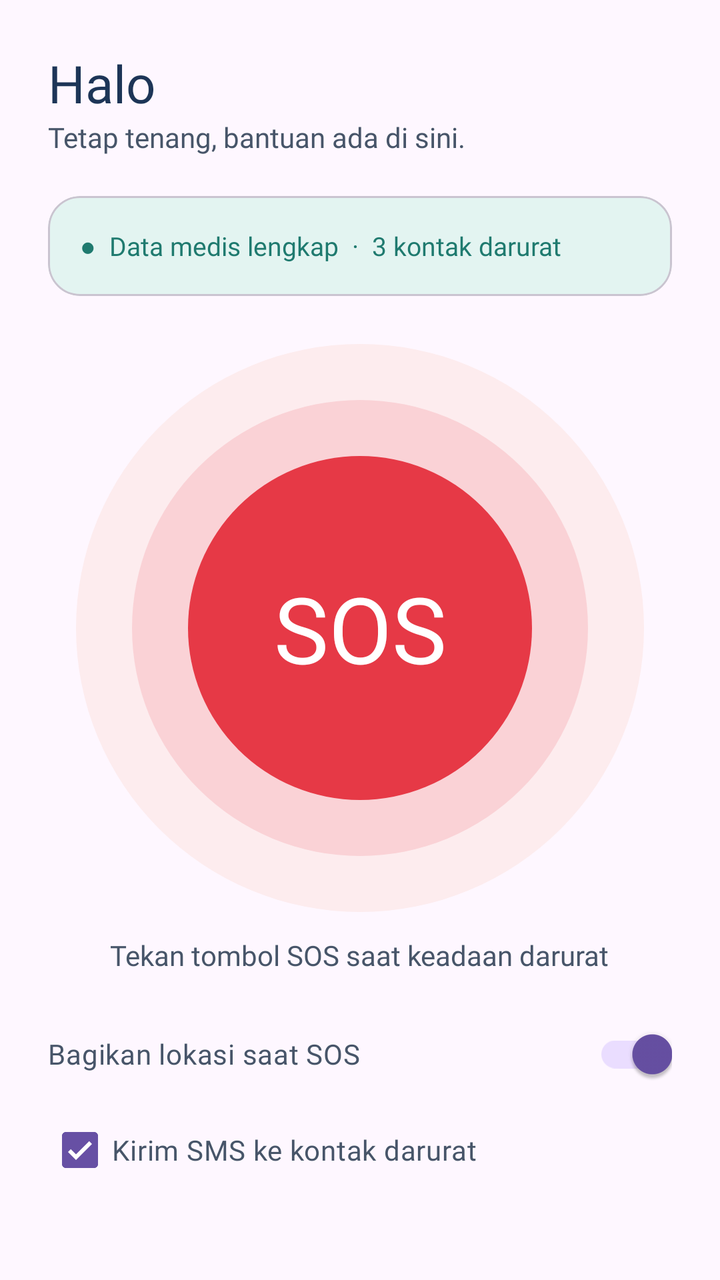
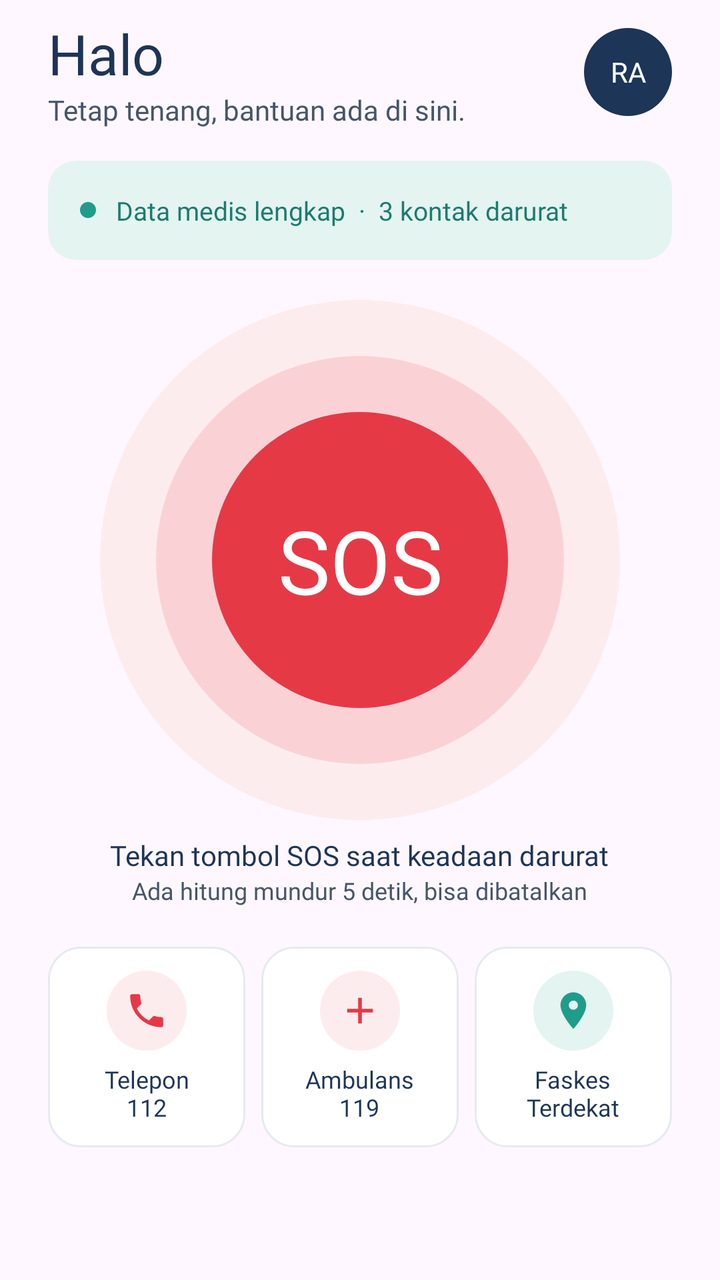

An Android layout rendered at two revisions. The XML below is the earlier revision; the diff shows what the commit changed to produce the second picture.
<!-- AndroidManifest.xml: application theme Theme.MedAlert_Flora -->
<!-- res/layout/fragment_home.xml -->
<?xml version="1.0" encoding="utf-8"?>
<ScrollView xmlns:android="http://schemas.android.com/apk/res/android"
    xmlns:app="http://schemas.android.com/apk/res-auto"
    android:layout_width="match_parent"
    android:layout_height="match_parent"
    android:fillViewport="true">

    <LinearLayout
        android:layout_width="match_parent"
        android:layout_height="wrap_content"
        android:orientation="vertical"
        android:paddingBottom="24dp">

        <TextView
            android:id="@+id/tvGreeting"
            android:layout_width="wrap_content"
            android:layout_height="wrap_content"
            android:layout_marginStart="24dp"
            android:layout_marginTop="24dp"
            android:fontFamily="@font/poppins_bold"
            android:text="Halo"
            android:textColor="@color/medalert_blue"
            android:textSize="26sp" />

        <TextView
            android:id="@+id/tvSubtitle"
            android:layout_width="wrap_content"
            android:layout_height="wrap_content"
            android:layout_marginStart="24dp"
            android:fontFamily="@font/inter_regular"
            android:text="Tetap tenang, bantuan ada di sini."
            android:textColor="@color/medalert_gray"
            android:textSize="14sp" />

        <com.google.android.material.card.MaterialCardView
            android:id="@+id/cardStatus"
            android:layout_width="match_parent"
            android:layout_height="wrap_content"
            android:layout_marginStart="24dp"
            android:layout_marginTop="20dp"
            android:layout_marginEnd="24dp"
            app:cardBackgroundColor="@color/medalert_green_light"
            app:cardCornerRadius="16dp"
            app:cardElevation="0dp">

            <TextView
                android:id="@+id/tvStatus"
                android:layout_width="match_parent"
                android:layout_height="wrap_content"
                android:fontFamily="@font/inter_regular"
                android:padding="16dp"
                android:text="●  Data medis lengkap  ·  3 kontak darurat"
                android:textColor="#1F7A6F"
                android:textSize="13sp" />
        </com.google.android.material.card.MaterialCardView>

        
        <TextView
            android:id="@+id/tvSos"
            android:layout_width="284dp"
            android:layout_height="284dp"
            android:layout_gravity="center_horizontal"
            android:layout_marginTop="24dp"
            android:background="@drawable/bg_sos"
            android:fontFamily="@font/poppins_bold"
            android:gravity="center"
            android:text="SOS"
            android:textColor="#FFFFFF"
            android:textSize="46sp" />

        <TextView
            android:layout_width="wrap_content"
            android:layout_height="wrap_content"
            android:layout_gravity="center_horizontal"
            android:layout_marginTop="12dp"
            android:fontFamily="@font/inter_regular"
            android:text="Tekan tombol SOS saat keadaan darurat"
            android:textColor="@color/medalert_gray"
            android:textSize="14sp" />

        <ProgressBar
            android:id="@+id/progressSos"
            style="?android:attr/progressBarStyleHorizontal"
            android:layout_width="match_parent"
            android:layout_height="wrap_content"
            android:layout_marginStart="24dp"
            android:layout_marginTop="12dp"
            android:layout_marginEnd="24dp"
            android:max="100"
            android:progressTint="@color/medalert_red"
            android:visibility="gone" />

        <com.google.android.material.switchmaterial.SwitchMaterial
            android:id="@+id/switchLocation"
            android:layout_width="match_parent"
            android:layout_height="wrap_content"
            android:layout_marginStart="24dp"
            android:layout_marginTop="16dp"
            android:layout_marginEnd="24dp"
            android:checked="true"
            android:fontFamily="@font/inter_regular"
            android:text="Bagikan lokasi saat SOS"
            android:textColor="@color/medalert_gray" />

        <CheckBox
            android:id="@+id/cbSms"
            android:layout_width="wrap_content"
            android:layout_height="wrap_content"
            android:layout_marginStart="24dp"
            android:checked="true"
            android:fontFamily="@font/inter_regular"
            android:text="Kirim SMS ke kontak darurat"
            android:textColor="@color/medalert_gray" />
    </LinearLayout>
</ScrollView>
<!-- resources referenced by this layout -->
<resources>
  <color name="medalert_blue">#1D3557</color>
  <color name="medalert_gray">#475569</color>
  <color name="medalert_green_light">#E3F4F1</color>
  <color name="medalert_red">#E63946</color>
  <style name="Theme.MedAlert_Flora" parent="Base.Theme.MedAlert_Flora" />
  <style name="Base.Theme.MedAlert_Flora" parent="Theme.Material3.DayNight.NoActionBar">
          
          
      </style>
  <!-- unchanged entries left out for length: 1 -->
</resources>

<!-- the commit's change to res/layout/fragment_home.xml (unified diff, before → after) -->
@@ -1,6 +1,5 @@
 <?xml version="1.0" encoding="utf-8"?>
 <ScrollView xmlns:android="http://schemas.android.com/apk/res/android"
-    xmlns:app="http://schemas.android.com/apk/res-auto"
     android:layout_width="match_parent"
     android:layout_height="match_parent"
     android:fillViewport="true">
@@ -9,47 +8,77 @@
         android:layout_width="match_parent"
         android:layout_height="wrap_content"
         android:orientation="vertical"
-        android:paddingBottom="24dp">
-
-        <TextView
-            android:id="@+id/tvGreeting"
-            android:layout_width="wrap_content"
+        android:paddingBottom="16dp">
+
+        
+        <LinearLayout
+            android:layout_width="match_parent"
             android:layout_height="wrap_content"
             android:layout_marginStart="24dp"
-            android:layout_marginTop="24dp"
-            android:fontFamily="@font/poppins_bold"
-            android:text="Halo"
-            android:textColor="@color/medalert_blue"
-            android:textSize="26sp" />
-
-        <TextView
-            android:id="@+id/tvSubtitle"
-            android:layout_width="wrap_content"
+            android:layout_marginTop="8dp"
+            android:layout_marginEnd="24dp"
+            android:gravity="center_vertical"
+            android:orientation="horizontal">
+
+            <LinearLayout
+                android:layout_width="0dp"
+                android:layout_height="wrap_content"
+                android:layout_weight="1"
+                android:orientation="vertical">
+
+                <TextView
+                    android:id="@+id/tvGreeting"
+                    android:layout_width="wrap_content"
+                    android:layout_height="wrap_content"
+                    android:fontFamily="@font/poppins_bold"
+                    android:text="Halo"
+                    android:textColor="@color/medalert_blue"
+                    android:textSize="28sp" />
+
+                <TextView
+                    android:layout_width="wrap_content"
+                    android:layout_height="wrap_content"
+                    android:fontFamily="@font/inter_regular"
+                    android:text="Tetap tenang, bantuan ada di sini."
+                    android:textColor="@color/medalert_gray"
+                    android:textSize="14sp" />
+            </LinearLayout>
+
+            <TextView
+                android:id="@+id/tvAvatar"
+                android:layout_width="44dp"
+                android:layout_height="44dp"
+                android:background="@drawable/bg_avatar_navy"
+                android:fontFamily="@font/poppins_bold"
+                android:gravity="center"
+                android:text="RA"
+                android:textColor="#FFFFFF"
+                android:textSize="14sp" />
+        </LinearLayout>
+
+        
+        <com.google.android.material.card.MaterialCardView
+            xmlns:app="http://schemas.android.com/apk/res-auto"
+            android:layout_width="match_parent"
             android:layout_height="wrap_content"
             android:layout_marginStart="24dp"
-            android:fontFamily="@font/inter_regular"
-            android:text="Tetap tenang, bantuan ada di sini."
-            android:textColor="@color/medalert_gray"
-            android:textSize="14sp" />
-
-        <com.google.android.material.card.MaterialCardView
-            android:id="@+id/cardStatus"
-            android:layout_width="match_parent"
-            android:layout_height="wrap_content"
-            android:layout_marginStart="24dp"
-            android:layout_marginTop="20dp"
+            android:layout_marginTop="16dp"
             android:layout_marginEnd="24dp"
             app:cardBackgroundColor="@color/medalert_green_light"
-            app:cardCornerRadius="16dp"
-            app:cardElevation="0dp">
+            app:cardCornerRadius="14dp"
+            app:cardElevation="0dp"
+            app:strokeWidth="0dp">
 
             <TextView
                 android:id="@+id/tvStatus"
                 android:layout_width="match_parent"
                 android:layout_height="wrap_content"
+                android:drawableStart="@drawable/dot_teal"
+                android:drawablePadding="10dp"
                 android:fontFamily="@font/inter_regular"
+                android:gravity="center_vertical"
                 android:padding="16dp"
-                android:text="●  Data medis lengkap  ·  3 kontak darurat"
+                android:text="Data medis lengkap  ·  3 kontak darurat"
                 android:textColor="#1F7A6F"
                 android:textSize="13sp" />
         </com.google.android.material.card.MaterialCardView>
@@ -57,59 +86,143 @@
         
         <TextView
             android:id="@+id/tvSos"
-            android:layout_width="284dp"
-            android:layout_height="284dp"
+            android:layout_width="260dp"
+            android:layout_height="260dp"
             android:layout_gravity="center_horizontal"
-            android:layout_marginTop="24dp"
+            android:layout_marginTop="20dp"
             android:background="@drawable/bg_sos"
             android:fontFamily="@font/poppins_bold"
             android:gravity="center"
             android:text="SOS"
             android:textColor="#FFFFFF"
-            android:textSize="46sp" />
+            android:textSize="44sp" />
 
         <TextView
             android:layout_width="wrap_content"
             android:layout_height="wrap_content"
             android:layout_gravity="center_horizontal"
-            android:layout_marginTop="12dp"
+            android:layout_marginTop="8dp"
             android:fontFamily="@font/inter_regular"
             android:text="Tekan tombol SOS saat keadaan darurat"
+            android:textColor="@color/medalert_blue"
+            android:textSize="14sp" />
+
+        <TextView
+            android:layout_width="wrap_content"
+            android:layout_height="wrap_content"
+            android:layout_gravity="center_horizontal"
+            android:fontFamily="@font/inter_regular"
+            android:text="Ada hitung mundur 5 detik, bisa dibatalkan"
             android:textColor="@color/medalert_gray"
-            android:textSize="14sp" />
-
-        <ProgressBar
-            android:id="@+id/progressSos"
-            style="?android:attr/progressBarStyleHorizontal"
+            android:textSize="12sp" />
+
+        
+        <LinearLayout
             android:layout_width="match_parent"
             android:layout_height="wrap_content"
-            android:layout_marginStart="24dp"
-            android:layout_marginTop="12dp"
-            android:layout_marginEnd="24dp"
-            android:max="100"
-            android:progressTint="@color/medalert_red"
-            android:visibility="gone" />
-
-        <com.google.android.material.switchmaterial.SwitchMaterial
-            android:id="@+id/switchLocation"
-            android:layout_width="match_parent"
-            android:layout_height="wrap_content"
-            android:layout_marginStart="24dp"
-            android:layout_marginTop="16dp"
-            android:layout_marginEnd="24dp"
-            android:checked="true"
-            android:fontFamily="@font/inter_regular"
-            android:text="Bagikan lokasi saat SOS"
-            android:textColor="@color/medalert_gray" />
-
-        <CheckBox
-            android:id="@+id/cbSms"
-            android:layout_width="wrap_content"
-            android:layout_height="wrap_content"
-            android:layout_marginStart="24dp"
-            android:checked="true"
-            android:fontFamily="@font/inter_regular"
-            android:text="Kirim SMS ke kontak darurat"
-            android:textColor="@color/medalert_gray" />
+            android:layout_marginStart="20dp"
+            android:layout_marginTop="20dp"
+            android:layout_marginEnd="20dp"
+            android:orientation="horizontal">
+
+            <LinearLayout
+                android:id="@+id/cardCall"
+                android:layout_width="0dp"
+                android:layout_height="wrap_content"
+                android:layout_marginStart="4dp"
+                android:layout_marginEnd="4dp"
+                android:layout_weight="1"
+                android:background="@drawable/bg_card"
+                android:clickable="true"
+                android:focusable="true"
+                android:gravity="center"
+                android:orientation="vertical"
+                android:padding="12dp">
+
+                <ImageView
+                    android:layout_width="40dp"
+                    android:layout_height="40dp"
+                    android:background="@drawable/bg_icon_pink_circle"
+                    android:contentDescription="Telepon 112"
+                    android:padding="9dp"
+                    android:src="@drawable/ic_phone" />
+
+                <TextView
+                    android:layout_width="wrap_content"
+                    android:layout_height="wrap_content"
+                    android:layout_marginTop="6dp"
+                    android:fontFamily="@font/poppins_bold"
+                    android:gravity="center"
+                    android:text="Telepon\n112"
+                    android:textColor="@color/medalert_blue"
+                    android:textSize="12sp" />
+            </LinearLayout>
+
+            <LinearLayout
+                android:id="@+id/cardAmbulance"
+                android:layout_width="0dp"
+                android:layout_height="wrap_content"
+                android:layout_marginStart="4dp"
+                android:layout_marginEnd="4dp"
+                android:layout_weight="1"
+                android:background="@drawable/bg_card"
+                android:clickable="true"
+                android:focusable="true"
+                android:gravity="center"
+                android:orientation="vertical"
+                android:padding="12dp">
+
+                <ImageView
+                    android:layout_width="40dp"
+                    android:layout_height="40dp"
+                    android:background="@drawable/bg_icon_pink_circle"
+                    android:contentDescription="Ambulans 119"
+                    android:padding="9dp"
+                    android:src="@drawable/ic_cross" />
+
+                <TextView
+                    android:layout_width="wrap_content"
+                    android:layout_height="wrap_content"
+                    android:layout_marginTop="6dp"
+                    android:fontFamily="@font/poppins_bold"
+                    android:gravity="center"
+                    android:text="Ambulans\n119"
+                    android:textColor="@color/medalert_blue"
+                    android:textSize="12sp" />
+            </LinearLayout>
+
+            <LinearLayout
+                android:id="@+id/cardFaskes"
+                android:layout_width="0dp"
+                android:layout_height="wrap_content"
+                android:layout_marginStart="4dp"
+                android:layout_marginEnd="4dp"
+                android:layout_weight="1"
+                android:background="@drawable/bg_card"
+                android:clickable="true"
+                android:focusable="true"
+                android:gravity="center"
+                android:orientation="vertical"
+                android:padding="12dp">
+
+                <ImageView
+                    android:layout_width="40dp"
+                    android:layout_height="40dp"
+                    android:background="@drawable/bg_icon_teal_circle"
+                    android:contentDescription="Faskes Terdekat"
+                    android:padding="9dp"
+                    android:src="@drawable/ic_pin" />
+
+                <TextView
+                    android:layout_width="wrap_content"
+                    android:layout_height="wrap_content"
+                    android:layout_marginTop="6dp"
+                    android:fontFamily="@font/poppins_bold"
+                    android:gravity="center"
+                    android:text="Faskes\nTerdekat"
+                    android:textColor="@color/medalert_blue"
+                    android:textSize="12sp" />
+            </LinearLayout>
+        </LinearLayout>
     </LinearLayout>
 </ScrollView>
<!-- resource entries referenced after the edit -->
@@ -3,8 +3,58 @@
   <color name="medalert_blue">#1D3557</color>
   <color name="medalert_gray">#475569</color>
   <color name="medalert_green_light">#E3F4F1</color>
+  <!-- drawable bg_avatar_navy (drawable) -->
+  <?xml version="1.0" encoding="utf-8"?>
+  <shape xmlns:android="http://schemas.android.com/apk/res/android" android:shape="oval">
+      <solid android:color="@color/medalert_blue" />
+  </shape>
+  <!-- drawable bg_card (drawable) -->
+  <?xml version="1.0" encoding="utf-8"?>
+  <shape xmlns:android="http://schemas.android.com/apk/res/android" android:shape="rectangle">
+      <solid android:color="#FFFFFF" />
+      <corners android:radius="16dp" />
+      <stroke android:width="1dp" android:color="@color/medalert_stroke" />
+  </shape>
+  <!-- drawable bg_icon_pink_circle (drawable) -->
+  <?xml version="1.0" encoding="utf-8"?>
+  <shape xmlns:android="http://schemas.android.com/apk/res/android" android:shape="oval">
+      <solid android:color="@color/medalert_red_light" />
+  </shape>
+  <!-- drawable bg_icon_teal_circle (drawable) -->
+  <?xml version="1.0" encoding="utf-8"?>
+  <shape xmlns:android="http://schemas.android.com/apk/res/android" android:shape="oval">
+      <solid android:color="@color/medalert_teal_light" />
+  </shape>
+  <!-- drawable dot_teal (drawable) -->
+  <?xml version="1.0" encoding="utf-8"?>
+  <shape xmlns:android="http://schemas.android.com/apk/res/android" android:shape="oval">
+      <solid android:color="@color/medalert_teal" />
+      <size android:width="8dp" android:height="8dp" />
+  </shape>
+  <!-- drawable ic_cross (drawable) -->
+  <?xml version="1.0" encoding="utf-8"?>
+  <vector xmlns:android="http://schemas.android.com/apk/res/android"
+      android:width="24dp" android:height="24dp" android:viewportWidth="24" android:viewportHeight="24">
+      <path android:fillColor="@color/medalert_red" android:pathData="M19,13h-6v6h-2v-6H5v-2h6V5h2v6h6v2z" />
+  </vector>
+  <!-- drawable ic_phone (drawable) -->
+  <?xml version="1.0" encoding="utf-8"?>
+  <vector xmlns:android="http://schemas.android.com/apk/res/android"
+      android:width="24dp" android:height="24dp" android:viewportWidth="24" android:viewportHeight="24">
+      <path android:fillColor="@color/medalert_red" android:pathData="M6.62,10.79c1.44,2.83 3.76,5.14 6.59,6.59l2.2,-2.2c0.27,-0.27 0.67,-0.36 1.02,-0.24 1.12,0.37 2.33,0.57 3.57,0.57 0.55,0 1,0.45 1,1V20c0,0.55 -0.45,1 -1,1 -9.39,0 -17,-7.61 -17,-17 0,-0.55 0.45,-1 1,-1h3.5c0.55,0 1,0.45 1,1 0,1.25 0.2,2.45 0.57,3.57 0.11,0.35 0.03,0.74 -0.25,1.02l-2.2,2.2z" />
+  </vector>
+  <!-- drawable ic_pin (drawable) -->
+  <?xml version="1.0" encoding="utf-8"?>
+  <vector xmlns:android="http://schemas.android.com/apk/res/android"
+      android:width="24dp" android:height="24dp" android:viewportWidth="24" android:viewportHeight="24">
+      <path android:fillColor="@color/medalert_teal" android:pathData="M12,2C8.13,2 5,5.13 5,9c0,5.25 7,13 7,13s7,-7.75 7,-13c0,-3.87 -3.13,-7 -7,-7zM12,11.5c-1.38,0 -2.5,-1.12 -2.5,-2.5s1.12,-2.5 2.5,-2.5 2.5,1.12 2.5,2.5 -1.12,2.5 -2.5,2.5z" />
+  </vector>
   <color name="medalert_red">#E63946</color>
   <style name="Theme.MedAlert_Flora" parent="Base.Theme.MedAlert_Flora" />
+  <color name="medalert_stroke">#E6EAF0</color>
+  <color name="medalert_red_light">#FDECEE</color>
+  <color name="medalert_teal_light">#E3F4F1</color>
+  <color name="medalert_teal">#1F9D8A</color>
   <style name="Base.Theme.MedAlert_Flora" parent="Theme.Material3.DayNight.NoActionBar">
           
           
